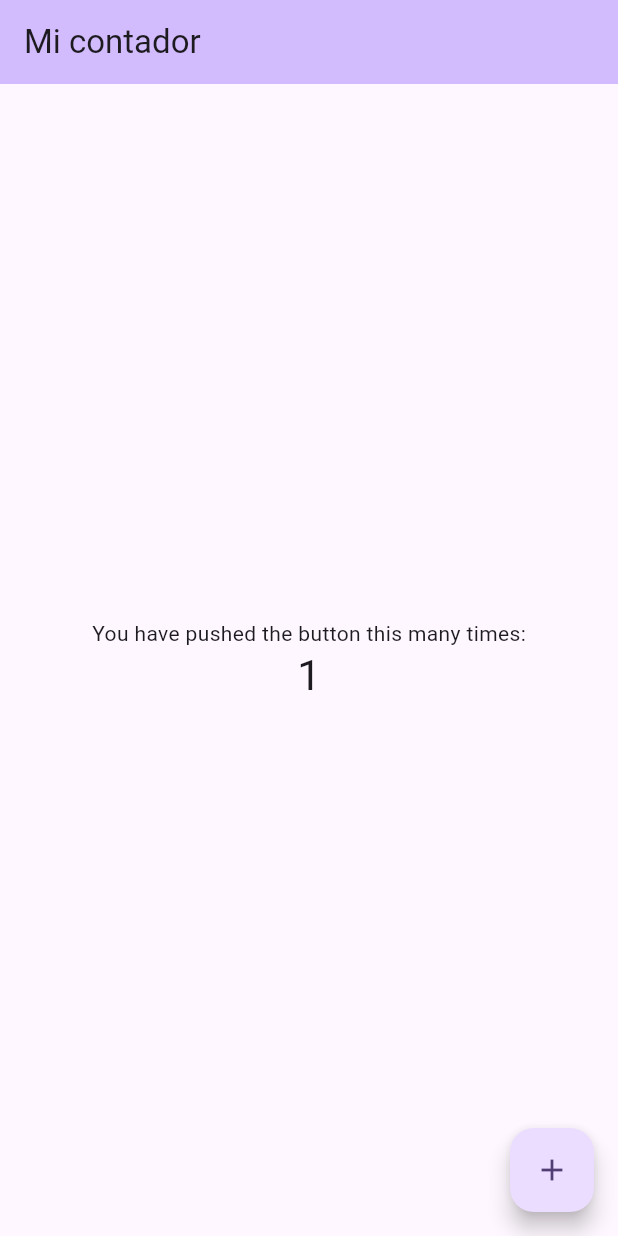
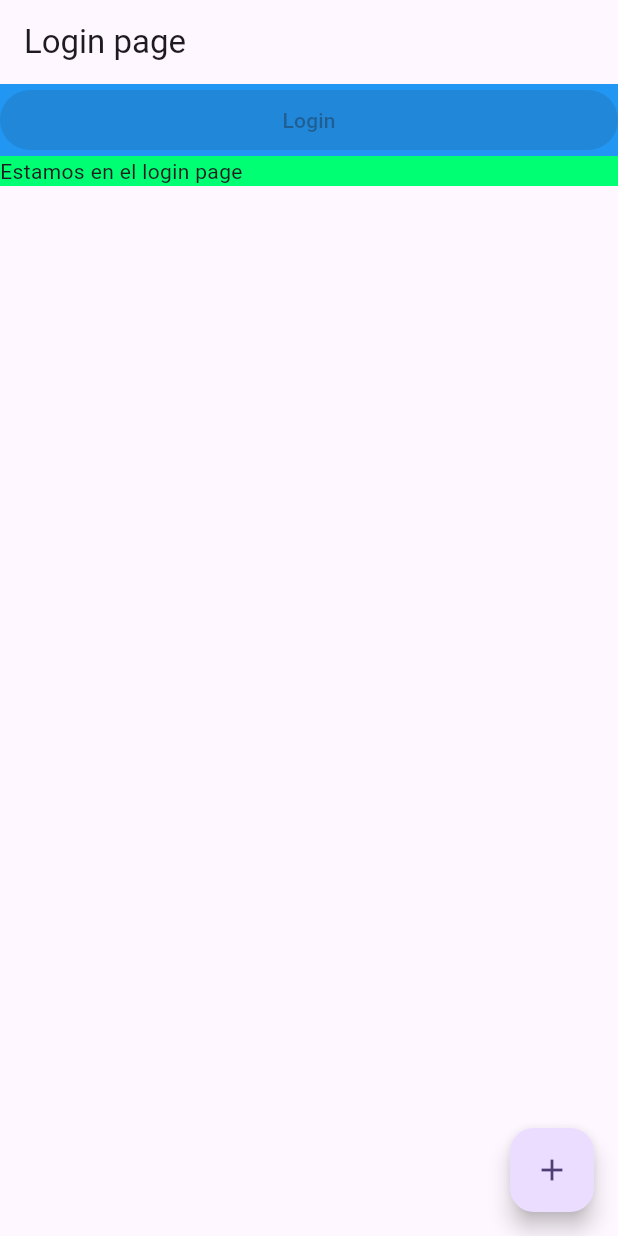
Before and after one commit to manuelgomez04/FlutterProjects, a Flutter app: the screen it shows after launch, after a tap on the "add" icon, on a phone screen of 412 x 824 dp. Run offline on Flutter 3.47's test engine with Material 3 defaults, Android fonts, the phone set to English and light mode, and no system bars.

```diff
--- /dev/null
+++ b/helloapp/lib/login_page.dart
@@ -0,0 +1,51 @@
+// import 'package:flutter/material.dart';
+
+// class LoginPage extends StatefulWidget {
+//   const LoginPage({super.key});
+
+//   @override
+//   State<LoginPage> createState() => _LoginPageState();
+// }
+
+// class _LoginPageState extends State<LoginPage> {
+//   @override
+//   // El método build() es el encargado de
+//   // construir la interfaz de usuario
+
+//   // Por eso devuelve un widget,
+//   //que es el elemento que será dibujado
+
+//   Widget build(BuildContext context) {
+//     /*Cuando el widget no vaya a cambiar,
+//     devolvemos un const, si el contenido es dinámico
+//     no se pondrá const*/
+
+//     return const Placeholder();
+//   }
+// }
+
+import 'package:flutter/material.dart';
+
+class LoginPage extends StatelessWidget {
+  const LoginPage({super.key});
+
+  @override
+  Widget build(BuildContext context) {
+    return Scaffold(
+      appBar: AppBar(title: const Text('Login page')),
+      floatingActionButton:
+          FloatingActionButton(onPressed: () {}, child: const Icon(Icons.add)),
+      body: Column(children: [
+        Container(
+          color: Colors.blue,
+          width: double.infinity,
+          child: const ElevatedButton(onPressed: null, child: Text("Login")),
+        ),
+        Container(
+            color: const Color.fromARGB(255, 0, 255, 115),
+            width: double.infinity,
+            child: const Text("Estamos en el login page")),
+      ]),
+    );
+  }
+}
--- a/helloapp/lib/main.dart
+++ b/helloapp/lib/main.dart
@@ -1,4 +1,5 @@
 import 'package:flutter/material.dart';
+import 'package:helloapp/login_page.dart';
 
 void main() {
   runApp(const MyApp());
@@ -7,63 +8,91 @@ void main() {
 class MyApp extends StatelessWidget {
   const MyApp({super.key});
 
+  // This widget is the root of your application.
   @override
   Widget build(BuildContext context) {
     return MaterialApp(
-      title: 'Contador',
+      title: 'My App',
       theme: ThemeData(
         colorScheme: ColorScheme.fromSeed(seedColor: Colors.deepPurple),
         useMaterial3: true,
       ),
-      home: const MyHomePage(title: 'Mi contador'),
+      home: const LoginPage(),
     );
   }
 }
 
-class MyHomePage extends StatefulWidget {
-  const MyHomePage({super.key, required this.title});
+// class MyHomePage extends StatefulWidget {
+//   const MyHomePage({super.key, required this.title});
 
-  final String title;
+//   final String title;
 
-  @override
-  State<MyHomePage> createState() => _MyHomePageState();
-}
+//   @override
+//   State<MyHomePage> createState() => _MyHomePageState();
+// }
 
-class _MyHomePageState extends State<MyHomePage> {
-  int _counter = 0;
+// class StyledText extends StatelessWidget {
+//   final String text;
 
-  void _incrementCounter() {
-    setState(() {
-      _counter++;
-    });
-  }
+//   const StyledText(this.text, {super.key});
 
-  @override
-  Widget build(BuildContext context) {
-    return Scaffold(
-      appBar: AppBar(
-        backgroundColor: Theme.of(context).colorScheme.inversePrimary,
-        title: Text(widget.title),
-      ),
-      body: Center(
-        child: Column(
-          mainAxisAlignment: MainAxisAlignment.center,
-          children: <Widget>[
-            const Text(
-              'You have pushed the button this many times:',
-            ),
-            Text(
-              '$_counter',
-              style: Theme.of(context).textTheme.headlineMedium,
-            ),
-          ],
-        ),
-      ),
-      floatingActionButton: FloatingActionButton(
-        onPressed: _incrementCounter,
-        tooltip: 'Increment',
-        child: const Icon(Icons.add),
-      ),
-    );
-  }
-}
+//   @override
+//   Widget build(BuildContext context) {
+//     return Text(
+//       text,
+//       style: const TextStyle(
+//         color: Colors.blue,
+//         fontStyle: FontStyle.italic,
+//       ),
+//     );
+//   }
+// }
+
+// class _MyHomePageState extends State<MyHomePage> {
+//   int _counter = 0;
+
+//   void _incrementCounter() {
+//     setState(() {
+//       _counter++;
+//     });
+//   }
+
+//   @override
+//   Widget build(BuildContext context) {
+//     return Scaffold(
+//       appBar: AppBar(
+//         backgroundColor: Theme.of(context).colorScheme.inversePrimary,
+//         title: Text(widget.title),
+//       ),
+//       body: Center(
+//         child: Column(
+//           mainAxisAlignment: MainAxisAlignment.center,
+//           children: <Widget>[
+//             Image.network(
+//               'https://i.pinimg.com/736x/f1/ad/c5/f1adc5a68f178dc2c1f77559df7eecbb.jpg',
+//               width: 300,
+//               height: 300,
+//               fit: BoxFit.cover,
+//             ),
+//             const StyledText('Hola benjamín :)'),
+//             const Text(
+//               'Has saludado a Benjamín tantas veces:',
+//             ),
+//             Text(
+//               '$_counter',
+//               style: Theme.of(context).textTheme.headlineMedium,
+//             ),
+//           ],
+//         ),
+//       ),
+//       floatingActionButton: FloatingActionButton(
+//         onPressed: _incrementCounter,
+//         tooltip: 'Increment',
+//         child: const Icon(Icons.add),
+//       ), // This trailing comma makes auto-formatting nicer for build methods.
+//     );
+//   }
+// }
+
+//https://www.youtube.com/watch?v=fnHr_rsQwDA&ab_channel=Flutter (No uso el cachedNetworkImage pero si el image.network)
+//https://www.youtube.com/watch?v=1z6YP7YmvwA&list=PLjxrf2q8roU23XGwz3Km7sQZFTdB996iG&index=37&ab_channel=Flutter (Widget TextStyle)
--- a/helloapp/pubspec.yaml
+++ b/helloapp/pubspec.yaml
@@ -35,6 +35,7 @@ dependencies:
   # The following adds the Cupertino Icons font to your application.
   # Use with the CupertinoIcons class for iOS style icons.
   cupertino_icons: ^1.0.8
+
 
 dev_dependencies:
   flutter_test:
```
